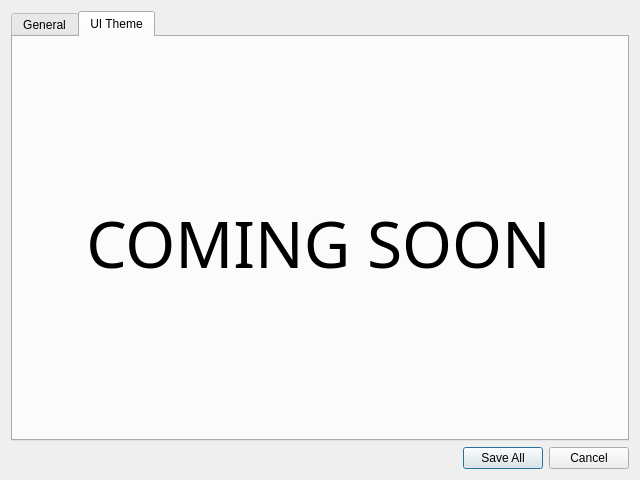
This is PluginBuilder/settings.ui in Mecanes-Org/PluginBuilder-source as Qt 5 draws it before an edit. The edited form follows.
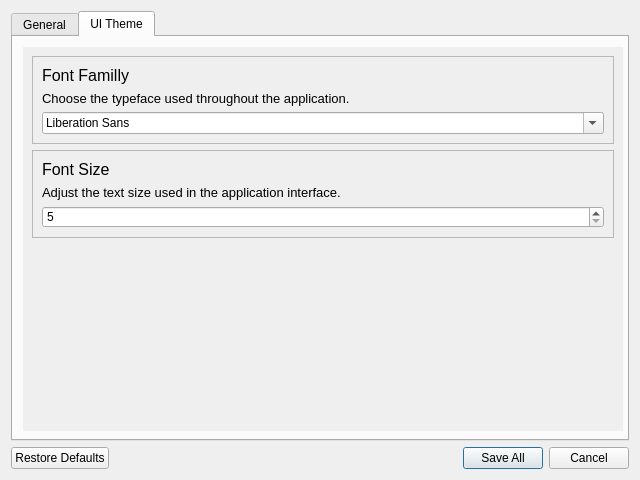
This is the edited form. The open tabs and pages were chosen to show the change. Icons and pictures are not drawn.

Commit message: v0.8.5 - Added Font Family Setup custom - Added Font Size ( text ) custom

Patch:
```diff
--- a/PluginBuilder/settings.ui
+++ b/PluginBuilder/settings.ui
@@ -446,33 +446,159 @@
       <attribute name="title">
        <string>UI Theme</string>
       </attribute>
-      <widget class="QLabel" name="label_7">
+      <widget class="QScrollArea" name="scrollArea_2">
        <property name="geometry">
         <rect>
-         <x>30</x>
-         <y>35</y>
-         <width>551</width>
-         <height>341</height>
+         <x>10</x>
+         <y>10</y>
+         <width>600</width>
+         <height>384</height>
         </rect>
        </property>
        <property name="sizePolicy">
-        <sizepolicy hsizetype="Preferred" vsizetype="Preferred">
+        <sizepolicy hsizetype="Minimum" vsizetype="Maximum">
          <horstretch>0</horstretch>
          <verstretch>0</verstretch>
         </sizepolicy>
        </property>
-       <property name="font">
-        <font>
-         <family>Segoe Print</family>
-         <pointsize>48</pointsize>
-        </font>
+       <property name="frameShape">
+        <enum>QFrame::Shape::StyledPanel</enum>
        </property>
-       <property name="text">
-        <string>COMING SOON</string>
+       <property name="horizontalScrollBarPolicy">
+        <enum>Qt::ScrollBarPolicy::ScrollBarAsNeeded</enum>
        </property>
-       <property name="alignment">
-        <set>Qt::AlignmentFlag::AlignCenter</set>
+       <property name="sizeAdjustPolicy">
+        <enum>QAbstractScrollArea::SizeAdjustPolicy::AdjustToContents</enum>
        </property>
+       <property name="widgetResizable">
+        <bool>true</bool>
+       </property>
+       <widget class="QWidget" name="scrollAreaWidgetContents_UI">
+        <property name="geometry">
+         <rect>
+          <x>0</x>
+          <y>0</y>
+          <width>600</width>
+          <height>384</height>
+         </rect>
+        </property>
+        <property name="sizePolicy">
+         <sizepolicy hsizetype="Preferred" vsizetype="Minimum">
+          <horstretch>0</horstretch>
+          <verstretch>0</verstretch>
+         </sizepolicy>
+        </property>
+        <property name="styleSheet">
+         <string notr="true"/>
+        </property>
+        <layout class="QVBoxLayout" name="verticalLayout_22">
+         <property name="spacing">
+          <number>6</number>
+         </property>
+         <item>
+          <widget class="QFrame" name="frame_font_2">
+           <property name="sizePolicy">
+            <sizepolicy hsizetype="Expanding" vsizetype="Maximum">
+             <horstretch>0</horstretch>
+             <verstretch>0</verstretch>
+            </sizepolicy>
+           </property>
+           <property name="frameShape">
+            <enum>QFrame::Shape::StyledPanel</enum>
+           </property>
+           <property name="frameShadow">
+            <enum>QFrame::Shadow::Raised</enum>
+           </property>
+           <layout class="QVBoxLayout" name="verticalLayout_24">
+            <item>
+             <widget class="QLabel" name="label_35">
+              <property name="font">
+               <font>
+                <pointsize>12</pointsize>
+               </font>
+              </property>
+              <property name="text">
+               <string notr="true">Font Familly</string>
+              </property>
+             </widget>
+            </item>
+            <item>
+             <widget class="QLabel" name="label_36">
+              <property name="font">
+               <font>
+                <pointsize>10</pointsize>
+               </font>
+              </property>
+              <property name="text">
+               <string>Choose the typeface used throughout the application.</string>
+              </property>
+             </widget>
+            </item>
+            <item>
+             <layout class="QHBoxLayout" name="horizontalLayout_10">
+              <item>
+               <widget class="QFontComboBox" name="fontComboBox"/>
+              </item>
+             </layout>
+            </item>
+           </layout>
+          </widget>
+         </item>
+         <item alignment="Qt::AlignmentFlag::AlignTop">
+          <widget class="QFrame" name="frame_font">
+           <property name="sizePolicy">
+            <sizepolicy hsizetype="Expanding" vsizetype="Maximum">
+             <horstretch>0</horstretch>
+             <verstretch>0</verstretch>
+            </sizepolicy>
+           </property>
+           <property name="frameShape">
+            <enum>QFrame::Shape::StyledPanel</enum>
+           </property>
+           <property name="frameShadow">
+            <enum>QFrame::Shadow::Raised</enum>
+           </property>
+           <layout class="QVBoxLayout" name="verticalLayout_23">
+            <item>
+             <widget class="QLabel" name="label_33">
+              <property name="font">
+               <font>
+                <pointsize>12</pointsize>
+               </font>
+              </property>
+              <property name="text">
+               <string notr="true">Font Size</string>
+              </property>
+             </widget>
+            </item>
+            <item>
+             <widget class="QLabel" name="label_34">
+              <property name="font">
+               <font>
+                <pointsize>10</pointsize>
+               </font>
+              </property>
+              <property name="text">
+               <string>Adjust the text size used in the application interface.</string>
+              </property>
+             </widget>
+            </item>
+            <item>
+             <layout class="QHBoxLayout" name="horizontalLayout_9">
+              <item>
+               <widget class="QSpinBox" name="spinBox_TextSize">
+                <property name="minimum">
+                 <number>5</number>
+                </property>
+               </widget>
+              </item>
+             </layout>
+            </item>
+           </layout>
+          </widget>
+         </item>
+        </layout>
+       </widget>
       </widget>
      </widget>
     </widget>
@@ -483,7 +609,7 @@
       <enum>Qt::Orientation::Horizontal</enum>
      </property>
      <property name="standardButtons">
-      <set>QDialogButtonBox::StandardButton::Cancel|QDialogButtonBox::StandardButton::SaveAll</set>
+      <set>QDialogButtonBox::StandardButton::Cancel|QDialogButtonBox::StandardButton::RestoreDefaults|QDialogButtonBox::StandardButton::SaveAll</set>
      </property>
     </widget>
    </item>
```
Left out of the diff: 4 changed lines with no effect on the pictures. The commit also changes 5 other files.
